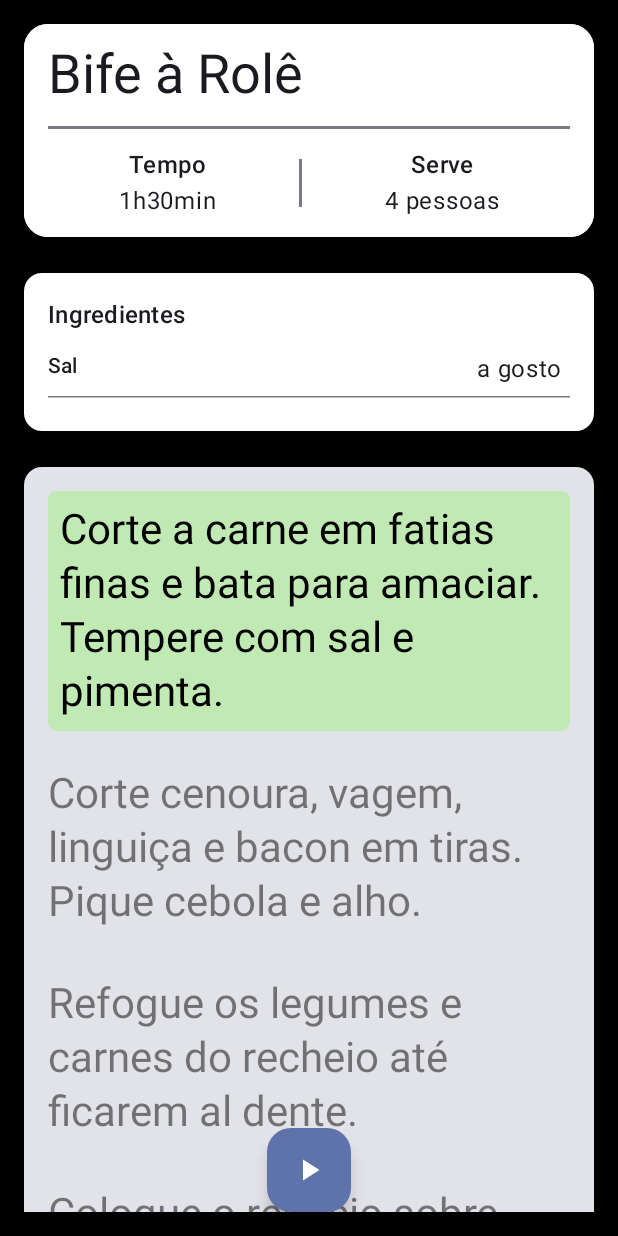
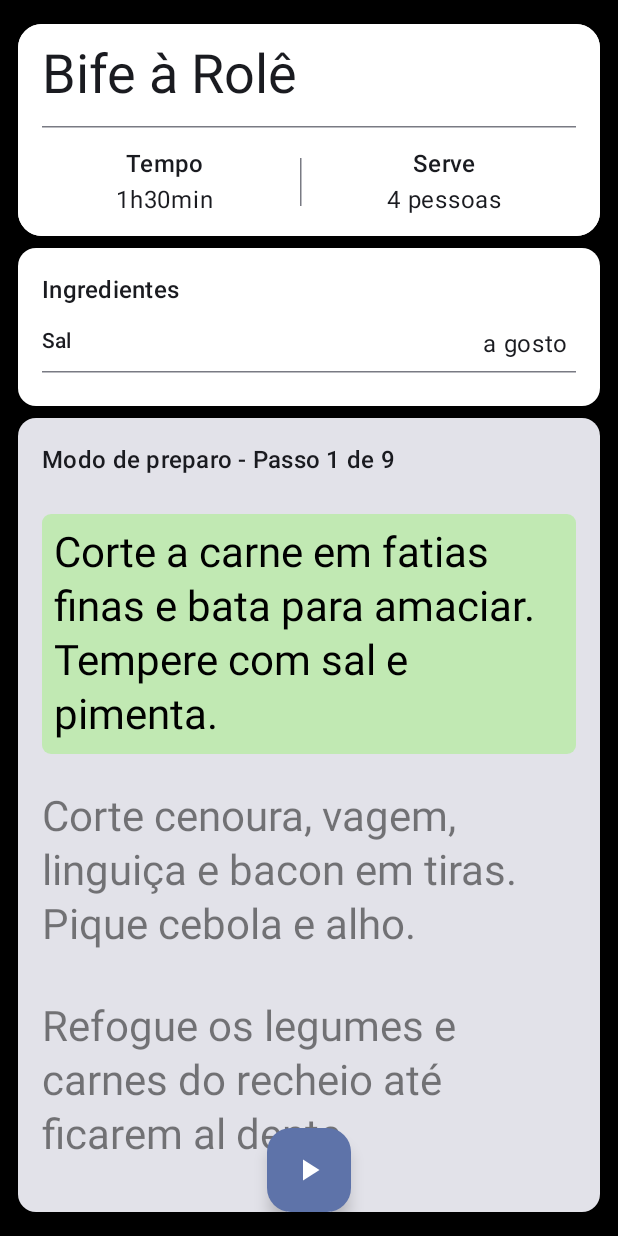
Before and after one commit to DevCapu/remy-kitchen-assistent, an Android app built with Jetpack Compose: the screen it shows after launch (MainActivity), after a tap on "Iniciar escuta", on a phone screen of 412 x 824 dp. Run offline under Robolectric (Android 15) with nearby library versions, the phone set to English and light mode, and no system bars; our stand-ins replace Navigation 3, constraintlayout-compose; 1 other tap on this screen came first.

Commit message:
atualiza tela de detalhes da receita com suporte ao modo chef e melhorias na exibição de ingredientes

```diff
--- a/app/src/main/java/br/com/devcapu/remy/recipe/presentation/screen/RecipeDetailsScreen.kt
+++ b/app/src/main/java/br/com/devcapu/remy/recipe/presentation/screen/RecipeDetailsScreen.kt
@@ -1,11 +1,13 @@
 package br.com.devcapu.remy.recipe.presentation.screen
 
+import androidx.compose.animation.animateContentSize
 import androidx.compose.foundation.background
 import androidx.compose.foundation.clickable
 import androidx.compose.foundation.layout.Arrangement
 import androidx.compose.foundation.layout.Column
 import androidx.compose.foundation.layout.Row
 import androidx.compose.foundation.layout.Spacer
+import androidx.compose.foundation.layout.fillMaxSize
 import androidx.compose.foundation.layout.fillMaxWidth
 import androidx.compose.foundation.layout.height
 import androidx.compose.foundation.layout.padding
@@ -19,17 +21,19 @@ import androidx.compose.material3.MaterialTheme
 import androidx.compose.material3.Text
 import androidx.compose.runtime.Composable
 import androidx.compose.runtime.LaunchedEffect
+import androidx.compose.runtime.derivedStateOf
 import androidx.compose.runtime.getValue
 import androidx.compose.runtime.mutableIntStateOf
 import androidx.compose.runtime.remember
 import androidx.compose.runtime.setValue
 import androidx.compose.ui.Modifier
 import androidx.compose.ui.graphics.Color
-import androidx.compose.ui.layout.onGloballyPositioned
-import androidx.compose.ui.platform.LocalDensity
-import androidx.compose.ui.platform.LocalWindowInfo
+import androidx.compose.ui.res.stringResource
 import androidx.compose.ui.tooling.preview.Preview
 import androidx.compose.ui.unit.dp
+import androidx.constraintlayout.compose.ConstraintLayout
+import androidx.constraintlayout.compose.Dimension
+import br.com.devcapu.remy.R
 import br.com.devcapu.remy.recipe.Recipe
 import br.com.devcapu.remy.recipe.allRecipes
 
@@ -40,36 +44,42 @@ fun RecipeDetailsScreen(
     isChefMode: Boolean = false
 ) {
     val ingredients = recipe.ingredients
+    var selectedStepIndex by remember { mutableIntStateOf(0) }
 
-    var selectedStepIndex by remember { mutableIntStateOf(0) }
-    var recipeHeaderHeight by remember { mutableIntStateOf(0) }
-    val screenHeightDp = LocalWindowInfo.current.containerSize.height
+    val currentStepIngredients by remember(selectedStepIndex, isChefMode) {
+        derivedStateOf {
+            if (isChefMode) {
+                val currentStep = recipe.steps[selectedStepIndex]
+                ingredients.filter { currentStep.contains(it.name, true) }
+            } else {
+                ingredients
+            }
+        }
+    }
 
+    val hasIngredients = currentStepIngredients.isNotEmpty()
+
+    if (!isChefMode) {
         LazyColumn(
-        modifier = modifier
-            .padding(16.dp)
-            .fillMaxWidth(),
-        verticalArrangement = Arrangement.spacedBy(16.dp)
+            modifier = modifier.fillMaxSize(),
+            verticalArrangement = Arrangement.spacedBy(8.dp)
         ) {
             item {
                 RecipeItem(
-                modifier = Modifier.onGloballyPositioned {
-                    recipeHeaderHeight = it.size.height
-                },
-                recipe = recipe, chefMode = isChefMode
-            ) { }
+                    modifier = Modifier
+                        .padding(top = 16.dp, start = 16.dp, end = 16.dp)
+                        .fillMaxWidth(),
+                    recipe = recipe,
+                    chefMode = isChefMode,
+                    onClickItem = { }
+                )
             }
-
-        if (isChefMode) {
-            val currentStep = recipe.steps[selectedStepIndex]
-            val ingredientsOnCurrentStep = ingredients.count { currentStep.contains(it.name, true) }
-
-            if (ingredientsOnCurrentStep > 0) {
+            if (hasIngredients) {
                 item {
                     Card(
                         modifier = Modifier
-                            .padding(top = 8.dp)
-                            .fillMaxWidth(),
+                            .padding(horizontal = 16.dp)
+                            .animateContentSize(),
                         colors = CardDefaults.cardColors(containerColor = Color.White),
                     ) {
                         Column(
@@ -77,20 +87,20 @@ fun RecipeDetailsScreen(
                                 .padding(16.dp)
                                 .fillMaxWidth()
                         ) {
-                            Text("Ingredientes", style = MaterialTheme.typography.titleMedium)
+                            Text(stringResource(R.string.ingredients), style = MaterialTheme.typography.titleMedium)
                             Spacer(modifier = Modifier.height(12.dp))
-                            ingredients
-                                .filter { recipe.steps[selectedStepIndex].contains(it.name, true) }
-                                .forEach { ingredient ->
+                            currentStepIngredients.forEach { ingredient ->
                                 Row(
                                     modifier = Modifier.fillMaxWidth(),
                                     horizontalArrangement = Arrangement.SpaceBetween
                                 ) {
                                     Text(
-                                            ingredient.name,
+                                        text = ingredient.name,
                                         style = MaterialTheme.typography.labelLarge
                                     )
-                                        Text("${ingredient.quantity} ${ingredient.unit.orEmpty()}")
+                                    Text(
+                                        text = "${ingredient.quantity} ${ingredient.unit.orEmpty()}"
+                                    )
                                 }
                                 HorizontalDivider(Modifier.padding(vertical = 6.dp))
                             }
@@ -98,41 +108,15 @@ fun RecipeDetailsScreen(
                     }
                 }
             }
-        } else {
             item {
                 Card(
                     modifier = Modifier
-                        .padding(top = 8.dp)
+                        .padding(start = 16.dp, end = 16.dp, bottom = 16.dp)
                         .fillMaxWidth(),
-                    colors = CardDefaults.cardColors(containerColor = Color.White),
+                    colors = CardDefaults.cardColors(),
                 ) {
-                    Column(
-                        modifier = Modifier
-                            .padding(16.dp)
-                            .fillMaxWidth()
-                    ) {
-                        Text("Ingredientes", style = MaterialTheme.typography.titleMedium)
-                        Spacer(modifier = Modifier.height(12.dp))
-                        ingredients.forEach { ingredient ->
-                            Row(
-                                modifier = Modifier.fillMaxWidth(),
-                                horizontalArrangement = Arrangement.SpaceBetween
-                            ) {
-                                Text(ingredient.name, style = MaterialTheme.typography.labelLarge)
-                                Text("${ingredient.quantity} ${ingredient.unit.orEmpty()}")
-                            }
-                            HorizontalDivider(Modifier.padding(vertical = 6.dp))
-                        }
-                    }
-                }
-            }
-        }
-
-        item {
-            Card(modifier = Modifier.padding(top = 8.dp)) {
-                if (!isChefMode) {
                     Column(modifier = Modifier.padding(16.dp)) {
-                        Text("Modo de preparo", style = MaterialTheme.typography.titleMedium)
+                        Text(stringResource(R.string.preparation_mode), style = MaterialTheme.typography.titleMedium)
                         Spacer(modifier = Modifier.height(8.dp))
                         recipe.steps.forEachIndexed { idx, step ->
                             Text(
@@ -141,13 +125,89 @@ fun RecipeDetailsScreen(
                             )
                         }
                     }
+                }
+            }
+        }
     } else {
-                    val height = screenHeightDp - recipeHeaderHeight
+        ConstraintLayout(
+            modifier = modifier.fillMaxSize().padding(horizontal = 12.dp)
+        ) {
+            val (recipeRef, ingredientsRef, stepsRef) = createRefs()
+            RecipeItem(
+                modifier = Modifier.constrainAs(recipeRef) {
+                    top.linkTo(parent.top, margin = 16.dp)
+                    start.linkTo(parent.start, margin = 16.dp)
+                    end.linkTo(parent.end, margin = 16.dp)
+                },
+                recipe = recipe,
+                chefMode = isChefMode,
+                onClickItem = { }
+            )
+            if (hasIngredients) {
+                Card(
+                    modifier = Modifier
+                        .constrainAs(ingredientsRef) {
+                            top.linkTo(recipeRef.bottom, margin = 8.dp)
+                            start.linkTo(parent.start, margin = 16.dp)
+                            end.linkTo(parent.end, margin = 16.dp)
+                        }
+                        .animateContentSize(),
+                    colors = CardDefaults.cardColors(containerColor = Color.White),
+                ) {
+                    Column(
+                        modifier = Modifier
+                            .padding(16.dp)
+                            .fillMaxWidth()
+                    ) {
+                        Text(stringResource(R.string.ingredients), style = MaterialTheme.typography.titleMedium)
+                        Spacer(modifier = Modifier.height(12.dp))
+                        currentStepIngredients.forEach { ingredient ->
+                            Row(
+                                modifier = Modifier.fillMaxWidth(),
+                                horizontalArrangement = Arrangement.SpaceBetween
+                            ) {
+                                Text(
+                                    text = ingredient.name,
+                                    style = MaterialTheme.typography.labelLarge
+                                )
+                                Text(
+                                    text = "${ingredient.quantity} ${ingredient.unit.orEmpty()}"
+                                )
+                            }
+                            HorizontalDivider(Modifier.padding(vertical = 6.dp))
+                        }
+                    }
+                }
+            }
+            Card(
+                modifier = Modifier.constrainAs(stepsRef) {
+                    top.linkTo(
+                        if (hasIngredients) ingredientsRef.bottom else recipeRef.bottom,
+                        margin = 8.dp
+                    )
+                    start.linkTo(parent.start, margin = 16.dp)
+                    end.linkTo(parent.end, margin = 16.dp)
+                    bottom.linkTo(parent.bottom, margin = 16.dp)
+                    height = Dimension.fillToConstraints
+                }
+            ) {
+                Column(
+                    modifier = Modifier.fillMaxSize()
+                ) {
+                    Text(
+                        modifier = Modifier.padding(start = 16.dp, end = 16.dp, top = 16.dp, bottom = 8.dp),
+                        text = stringResource(
+                            R.string.preparation_mode_step,
+                            selectedStepIndex + 1,
+                            recipe.steps.size
+                        ),
+                        style = MaterialTheme.typography.titleMedium
+                    )
 
                     CircularList(
                         modifier = Modifier
-                            .height(with(LocalDensity.current) { height.toDp() })
-                            .padding(16.dp)
+                            .weight(1f)
+                            .padding(start = 16.dp, end = 16.dp, top = 16.dp, bottom = 0.dp)
                             .fillMaxWidth(),
                         items = recipe.steps,
                         isEndless = false,
@@ -156,7 +216,6 @@ fun RecipeDetailsScreen(
                         selectedStepIndex = it
                     }
                 }
-
             }
         }
     }
@@ -193,6 +252,7 @@ fun CircularList(
                             color = Color(0x3B55FF00),
                             shape = RoundedCornerShape(6.dp)
                         )
+                        .fillMaxWidth()
                         .padding(8.dp)
                 } else {
                     Modifier
@@ -210,8 +270,20 @@ fun CircularList(
     }
 }
 
-@Preview(showSystemUi = true, showBackground = false, name = "Tela")
+@Preview(showSystemUi = true, showBackground = false, name = "Modo Chef")
+@Composable
+private fun ChefModeRecipeScreenPreview() {
+    RecipeDetailsScreen(
+        recipe = allRecipes[1],
+        isChefMode = true
+    )
+}
+
+@Preview(showSystemUi = true, showBackground = false, name = "Visualização Normal")
 @Composable
 private fun RecipeScreenPreview() {
-    RecipeDetailsScreen(isChefMode = true)
+    RecipeDetailsScreen(
+        recipe = allRecipes[1],
+        isChefMode = false
+    )
 }
--- a/app/src/main/java/br/com/devcapu/remy/recipe/presentation/screen/RecipeListScreen.kt
+++ b/app/src/main/java/br/com/devcapu/remy/recipe/presentation/screen/RecipeListScreen.kt
@@ -38,6 +38,7 @@ fun RecipeListScreen(
     LazyColumn(
         modifier = modifier
             .fillMaxSize()
+            .padding(horizontal = 12.dp)
             .background(Color.Black),
         verticalArrangement = Arrangement.spacedBy(12.dp),
     ) {
@@ -79,7 +80,7 @@ fun RecipeItem(
         )
         HorizontalDivider(
             Modifier.padding(horizontal = 16.dp),
-            thickness = 2.dp
+            thickness = 1.dp
         )
 
         Row(
@@ -103,7 +104,7 @@ fun RecipeItem(
 
             VerticalDivider(
                 Modifier.height(32.dp),
-                thickness = 2.dp,
+                thickness = 1.dp,
             )
             Column(
                 horizontalAlignment = Alignment.CenterHorizontally
--- a/app/src/main/res/values/strings.xml
+++ b/app/src/main/res/values/strings.xml
@@ -1,3 +1,6 @@
 <resources>
     <string name="app_name">Remy</string>
+    <string name="ingredients">Ingredientes</string>
+    <string name="preparation_mode">Modo de preparo</string>
+    <string name="preparation_mode_step">Modo de preparo - Passo %1$d de %2$d</string>
 </resources>
```
Lines whose indentation alone changed are shown as unchanged.
